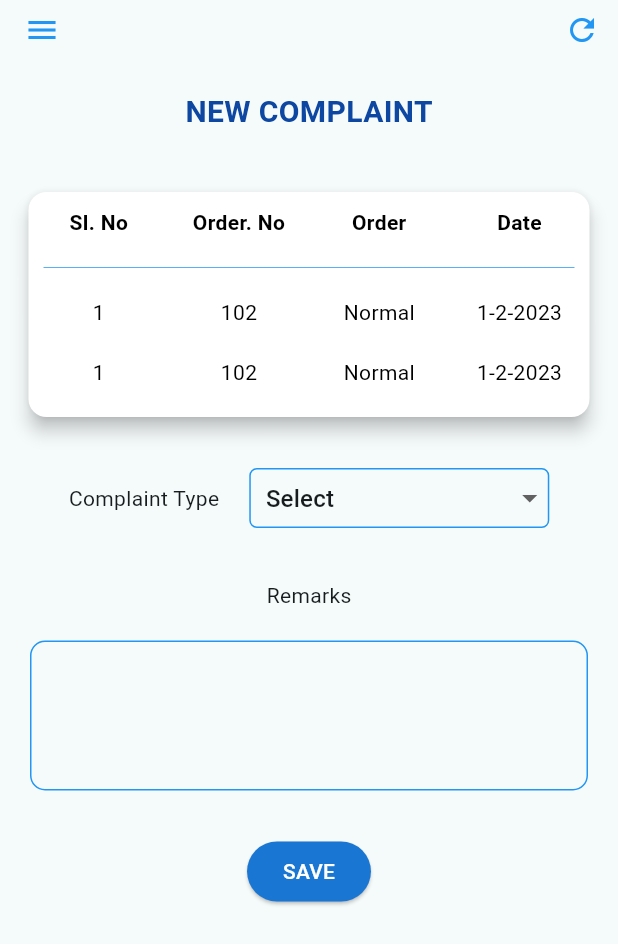
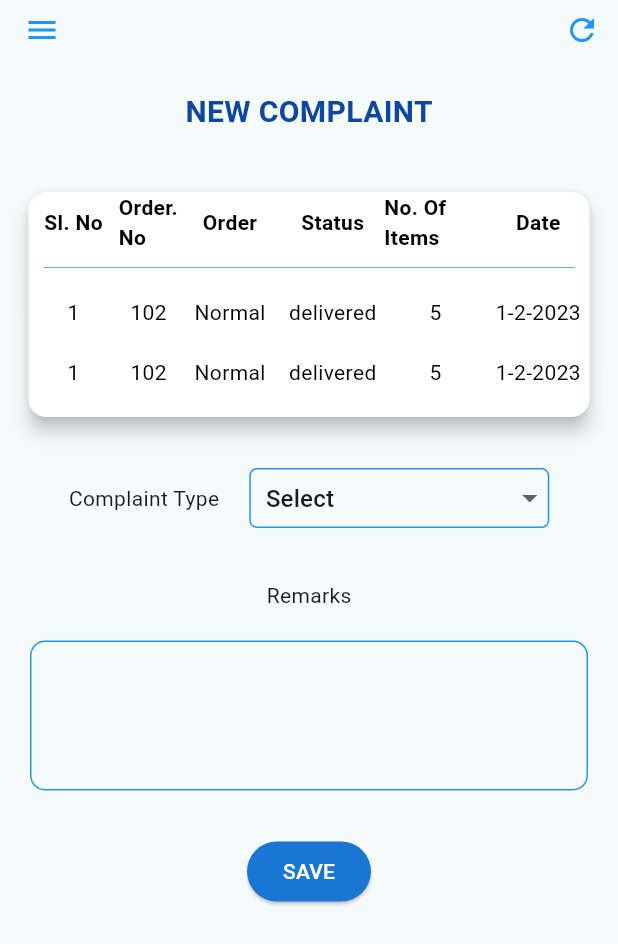
Before and after one commit to abhisheksr227/integrate3_screen, a Flutter app: the NewComplaint screen opened directly, on a phone screen of 412 x 824 dp. Shown: the top 944 px of the screen. Run offline on Flutter 3.47's test engine with Material 2 defaults, Android fonts, the phone set to English and light mode, and no system bars; our stand-ins replace charts_flutter, dots_indicator, fl_chart, google_maps_flutter, pie_chart; missing offline and left inert: another_stepper; network calls fail.

Commit message:
git commit -m "second commit"

```diff
--- a/lib/Customers/Customer_Home.dart
+++ b/lib/Customers/Customer_Home.dart
@@ -532,7 +532,7 @@ class CustomerHomeScreen extends StatelessWidget {
                              child: Column(
                                children: [
                                  Card(
-                                   elevation: 10,
+                                   elevation: 2,
                                    shape: RoundedRectangleBorder(
                                      borderRadius: BorderRadius.circular(30),
                                    ),
--- a/lib/Customers/Invoice.dart
+++ b/lib/Customers/Invoice.dart
@@ -52,19 +52,7 @@ class _InvoiceState extends State<Invoice> {
                 )),
           )
         ],
-        title: Center(
-            child: Column(
-              children: const [
-                Text('LOGO', style: TextStyle(
-                    fontSize: 25,
-                    fontWeight: FontWeight.bold,
-                    color: Colors.blue
-                ),),
-                Text('Welcome Back Deepesh !',
-                  style: TextStyle(fontSize: 18, color: Colors.blue),)
-              ],
-            )),
-        toolbarHeight: 100,
+        toolbarHeight: 50,
       ),
       body: SingleChildScrollView(
         child: Column(
@@ -120,12 +108,12 @@ class _InvoiceState extends State<Invoice> {
                     ],
                   ),
                 ),
-                ElevatedButton(onPressed: () {
+               /* ElevatedButton(onPressed: () {
                  // Navigator.push(context, MaterialPageRoute(builder: (context) => Wallet(),));
                 },
                     child: Text('Pay Now',style: TextStyle(color: Colors.white),),
                   style: ButtonStyle(backgroundColor: MaterialStateProperty.all(Colors.redAccent[700])),
-                ),
+                ),*/
               ],
             ),
             SizedBox(
@@ -227,7 +215,7 @@ class _InvoiceState extends State<Invoice> {
                                         ],
                                       ),
                                     ),
-                                    ElevatedButton(onPressed: () {
+                                    /*ElevatedButton(onPressed: () {
                                      // Navigator.push(context, MaterialPageRoute(builder: (context) => Payment(),));
                                     },
                                       child: Text('Pay Now',
@@ -235,7 +223,7 @@ class _InvoiceState extends State<Invoice> {
                                       style: ButtonStyle(
                                           backgroundColor: MaterialStateProperty.all(
                                               Colors.redAccent[700])),
-                                    ),
+                                    ),*/
                                   ],
                                 ),
                               ],
--- a/lib/Customers/New_complaint.dart
+++ b/lib/Customers/New_complaint.dart
@@ -78,11 +78,29 @@ class _NewComplaintState extends State<NewComplaint> {
                                 height: 40,
                                 width: MediaQuery.of(context).size.width,
                                 child: Row(children: [
+                                  Container(
+                                    width: 60,
+                                      alignment: Alignment.center,
+                                      child: Text(
+                                        "Sl. No",
+                                        style: TextStyle(
+                                            color: Colors.black,
+                                            fontWeight: FontWeight.bold),
+                                      )),
+                                  Container(
+                                    width: 40,
+                                      alignment: Alignment.center,
+                                      child: Text(
+                                        "Order. No",
+                                        style: TextStyle(
+                                            color: Colors.black,
+                                            fontWeight: FontWeight.bold),
+                                      )),
                                   Expanded(
                                       child: Container(
                                           alignment: Alignment.center,
                                           child: Text(
-                                            "Sl. No",
+                                            "Order",
                                             style: TextStyle(
                                                 color: Colors.black,
                                                 fontWeight: FontWeight.bold),
@@ -91,7 +109,7 @@ class _NewComplaintState extends State<NewComplaint> {
                                       child: Container(
                                           alignment: Alignment.center,
                                           child: Text(
-                                            "Order. No",
+                                            "Status",
                                             style: TextStyle(
                                                 color: Colors.black,
                                                 fontWeight: FontWeight.bold),
@@ -100,7 +118,7 @@ class _NewComplaintState extends State<NewComplaint> {
                                       child: Container(
                                           alignment: Alignment.center,
                                           child: Text(
-                                            "Order",
+                                            "No. Of Items",
                                             style: TextStyle(
                                                 color: Colors.black,
                                                 fontWeight: FontWeight.bold),
@@ -146,12 +164,32 @@ class _NewComplaintState extends State<NewComplaint> {
                                                     width: MediaQuery.of(context).size.width,
                                                     color: selectedRowIndex == rowIndex ? Colors.grey : null,
                                                     child: Row(children: [
+                                                      Container(
+                                                        width: 60,
+                                                          alignment:
+                                                          Alignment.center,
+                                                          child: Text(
+                                                            "1",
+                                                            style: TextStyle(
+                                                                color: Colors
+                                                                    .black),
+                                                          )),
+                                                      Container(
+                                                        width: 40,
+                                                          alignment:
+                                                          Alignment.center,
+                                                          child: Text(
+                                                            "102",
+                                                            style: TextStyle(
+                                                                color: Colors
+                                                                    .black),
+                                                          )),
                                                       Expanded(
                                                           child: Container(
                                                               alignment:
                                                               Alignment.center,
                                                               child: Text(
-                                                                "1",
+                                                                "Normal",
                                                                 style: TextStyle(
                                                                     color: Colors
                                                                         .black),
@@ -161,7 +199,7 @@ class _NewComplaintState extends State<NewComplaint> {
                                                               alignment:
                                                               Alignment.center,
                                                               child: Text(
-                                                                "102",
+                                                                "delivered",
                                                                 style: TextStyle(
                                                                     color: Colors
                                                                         .black),
@@ -171,7 +209,7 @@ class _NewComplaintState extends State<NewComplaint> {
                                                               alignment:
                                                               Alignment.center,
                                                               child: Text(
-                                                                "Normal",
+                                                                "5",
                                                                 style: TextStyle(
                                                                     color: Colors
                                                                         .black),
```
